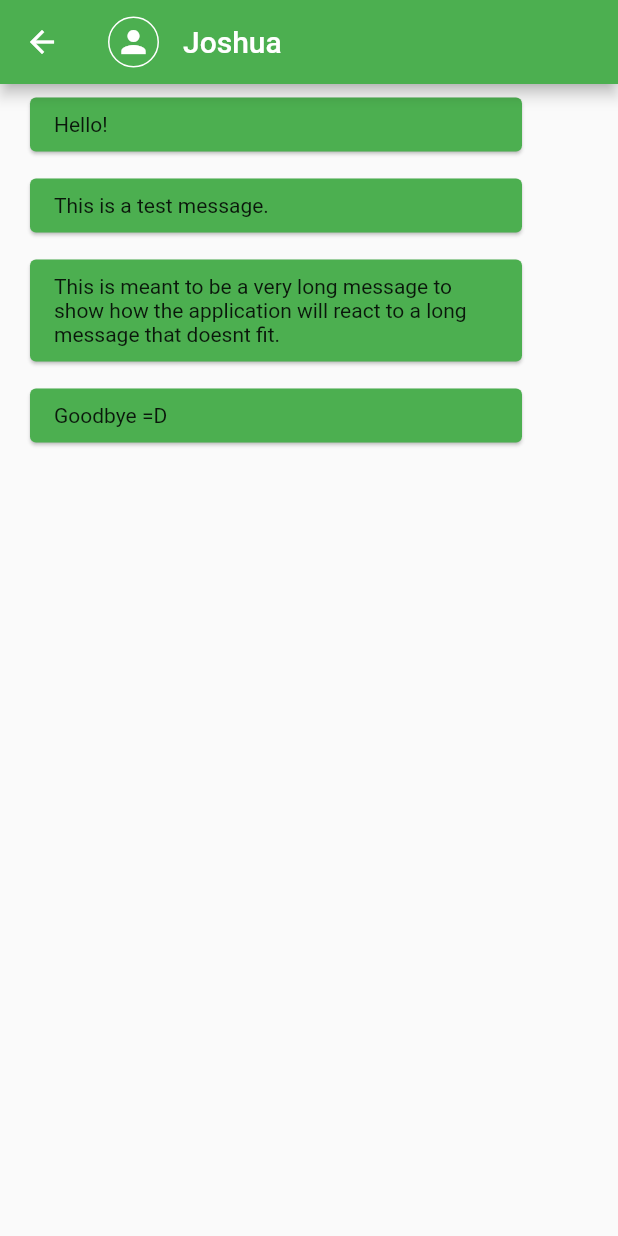
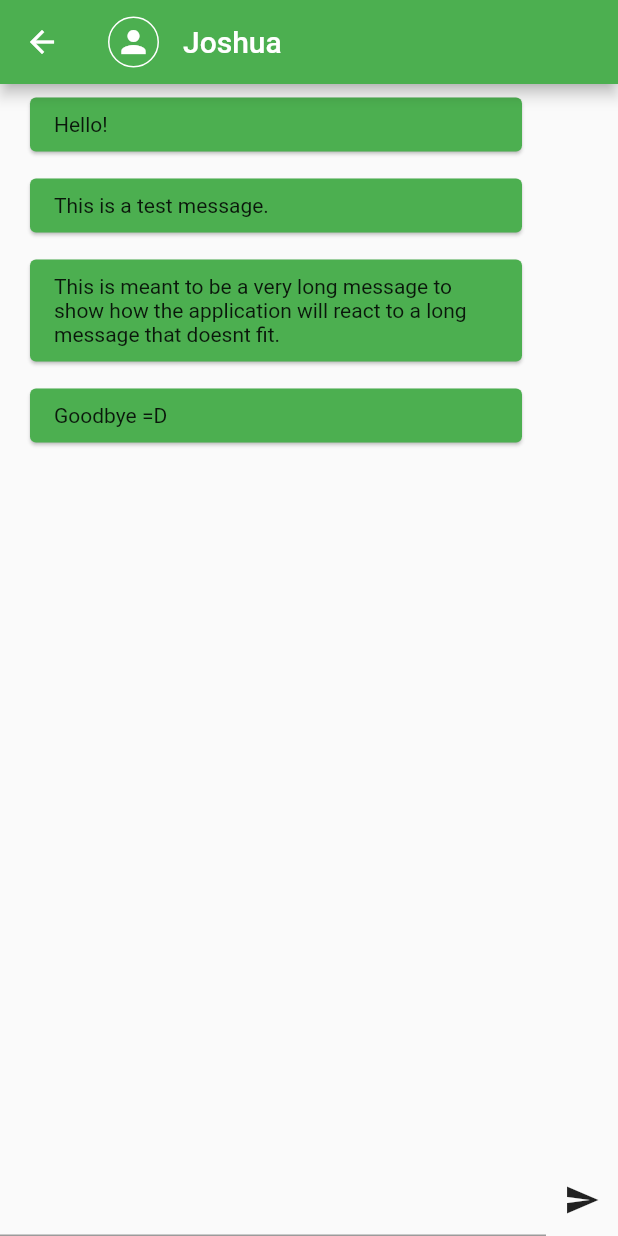
Before and after one commit to COS301-SE-2021/Atbash, a Flutter app: the ChatScreen screen opened directly, on a phone screen of 412 x 824 dp. Run offline on Flutter 3.47's test engine with Material 2 defaults, Android fonts, the phone set to English and light mode, and no system bars.

Commit message:
Added bottom widget for message sending capabilities.

```diff
--- a/mobile/lib/ChatScreen.dart
+++ b/mobile/lib/ChatScreen.dart
@@ -17,8 +17,9 @@ class ChatScreen extends StatelessWidget {
           Flexible(
               child: ListView(
             children: _buildMessages(),
-          ))
-        , ],
+          )),
+          InputBar()
+        ],
       ),
     );
   }
@@ -31,13 +32,19 @@ class ChatScreen extends StatelessWidget {
   }
 }
 
-class InputBar extends StatelessWidget
-{
+class InputBar extends StatelessWidget {
   @override
   Widget build(BuildContext context) {
-    return Scaffold();
+    return Row(
+      children: [
+        Expanded(child: TextField()),
+        IconButton(
+          icon: Icon(Icons.send),
+          onPressed: () {},
+        )
+      ],
+    );
   }
-
 }
 
 class MessageItem extends StatelessWidget {
```
